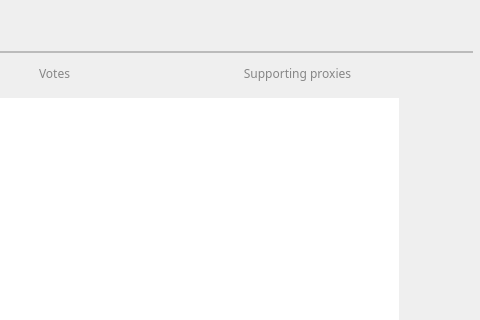
PinkDiamond1/WalletLite, file delegatespage.ui: the form before one commit; both pictures show x 347 to 827 and y 0 to 320 of the 827 by 532 pixel window.
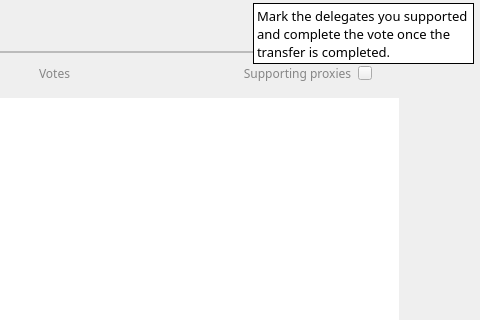
The form after the commit.

The edit to the form file:
```diff
--- a/delegatespage.ui
+++ b/delegatespage.ui
@@ -425,6 +425,71 @@
     <string/>
    </property>
   </widget>
+  <widget class="QToolButton" name="helpBtn">
+   <property name="geometry">
+    <rect>
+     <x>705</x>
+     <y>66</y>
+     <width>14</width>
+     <height>14</height>
+    </rect>
+   </property>
+   <property name="font">
+    <font>
+     <family>微软雅黑</family>
+    </font>
+   </property>
+   <property name="cursor">
+    <cursorShape>ArrowCursor</cursorShape>
+   </property>
+   <property name="focusPolicy">
+    <enum>Qt::NoFocus</enum>
+   </property>
+   <property name="styleSheet">
+    <string notr="true"/>
+   </property>
+   <property name="text">
+    <string/>
+   </property>
+   <property name="iconSize">
+    <size>
+     <width>14</width>
+     <height>14</height>
+    </size>
+   </property>
+  </widget>
+  <widget class="QLabel" name="helpTipsLabel">
+   <property name="enabled">
+    <bool>true</bool>
+   </property>
+   <property name="geometry">
+    <rect>
+     <x>600</x>
+     <y>3</y>
+     <width>221</width>
+     <height>61</height>
+    </rect>
+   </property>
+   <property name="font">
+    <font>
+     <family>微软雅黑</family>
+     <pointsize>10</pointsize>
+     <kerning>true</kerning>
+    </font>
+   </property>
+   <property name="styleSheet">
+    <string notr="true">background-color:rgb(255,255,255);</string>
+   </property>
+   <property name="frameShape">
+    <enum>QFrame::Box</enum>
+   </property>
+   <property name="text">
+    <string>Mark the delegates you supported and complete the vote once the transfer is completed.</string>
+   </property>
+   <property name="wordWrap">
+    <bool>true</bool>
+   </property>
+  </widget>
   <zorder>label_12</zorder>
   <zorder>label_3</zorder>
   <zorder>label_9</zorder>
@@ -442,6 +507,8 @@
   <zorder>listView</zorder>
   <zorder>goToBtn</zorder>
   <zorder>moveLabel</zorder>
+  <zorder>helpBtn</zorder>
+  <zorder>helpTipsLabel</zorder>
  </widget>
  <resources/>
  <connections/>
```
